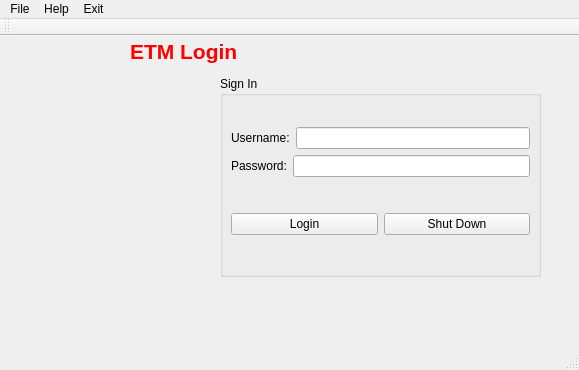
Before: the Qt Designer form ETMControl/login.ui in mcofield/ETMControl, drawn with Qt 5.
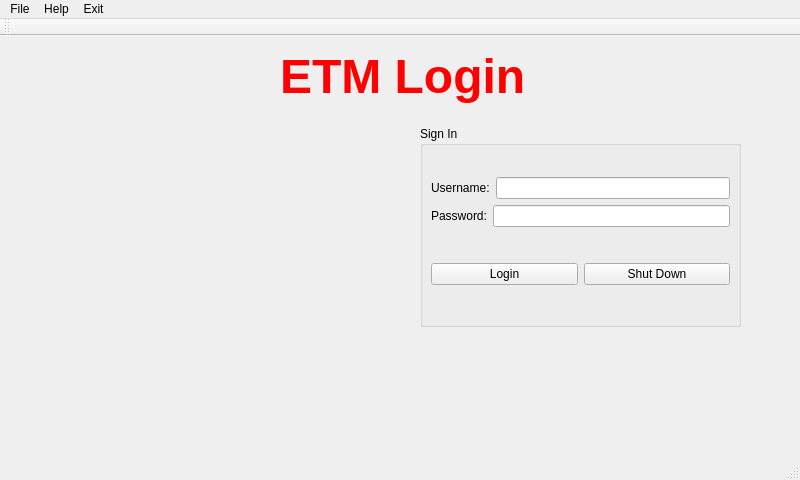
After: the same form once the commit is applied.

```diff
--- a/ETMControl/login.ui
+++ b/ETMControl/login.ui
@@ -6,8 +6,8 @@
    <rect>
     <x>0</x>
     <y>0</y>
-    <width>579</width>
-    <height>370</height>
+    <width>800</width>
+    <height>480</height>
    </rect>
   </property>
   <property name="windowTitle">
@@ -17,8 +17,8 @@
    <widget class="QGroupBox" name="groupBox">
     <property name="geometry">
      <rect>
-      <x>220</x>
-      <y>40</y>
+      <x>420</x>
+      <y>90</y>
       <width>321</width>
       <height>201</height>
      </rect>
@@ -96,10 +96,10 @@
    <widget class="QLabel" name="label_logo">
     <property name="geometry">
      <rect>
-      <x>10</x>
-      <y>60</y>
-      <width>121</width>
-      <height>111</height>
+      <x>30</x>
+      <y>110</y>
+      <width>311</width>
+      <height>181</height>
      </rect>
     </property>
     <property name="text">
@@ -109,14 +109,19 @@
    <widget class="QLabel" name="label">
     <property name="geometry">
      <rect>
-      <x>130</x>
-      <y>0</y>
-      <width>111</width>
-      <height>31</height>
+      <x>280</x>
+      <y>10</y>
+      <width>251</width>
+      <height>61</height>
      </rect>
     </property>
+    <property name="font">
+     <font>
+      <pointsize>36</pointsize>
+     </font>
+    </property>
     <property name="text">
-     <string>&lt;html&gt;&lt;head/&gt;&lt;body&gt;&lt;p&gt;&lt;span style=&quot; font-size:16pt; font-weight:600; color:#ff0000;&quot;&gt;ETM Login&lt;/span&gt;&lt;/p&gt;&lt;/body&gt;&lt;/html&gt;</string>
+     <string>&lt;html&gt;&lt;head/&gt;&lt;body&gt;&lt;p&gt;&lt;span style=&quot; font-size:36pt; font-weight:600; color:#ff0000;&quot;&gt;ETM Login&lt;/span&gt;&lt;/p&gt;&lt;/body&gt;&lt;/html&gt;</string>
     </property>
    </widget>
   </widget>
@@ -125,8 +130,8 @@
     <rect>
      <x>0</x>
      <y>0</y>
-     <width>579</width>
-     <height>21</height>
+     <width>800</width>
+     <height>26</height>
     </rect>
    </property>
    <widget class="QMenu" name="menuFile">
```
